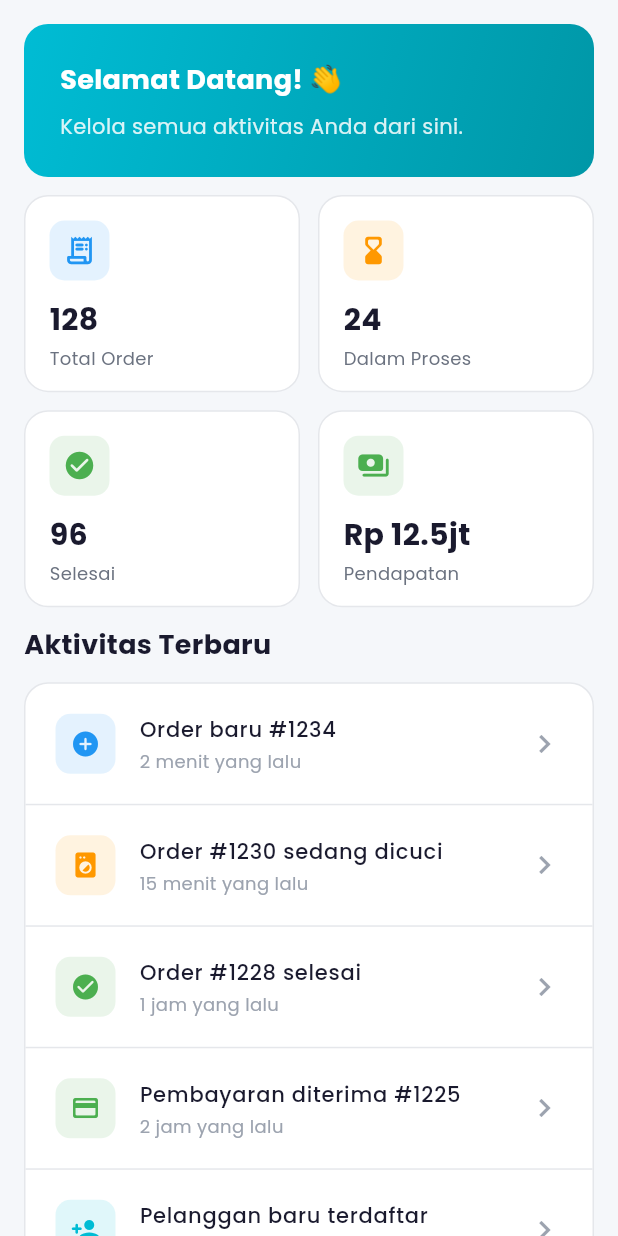
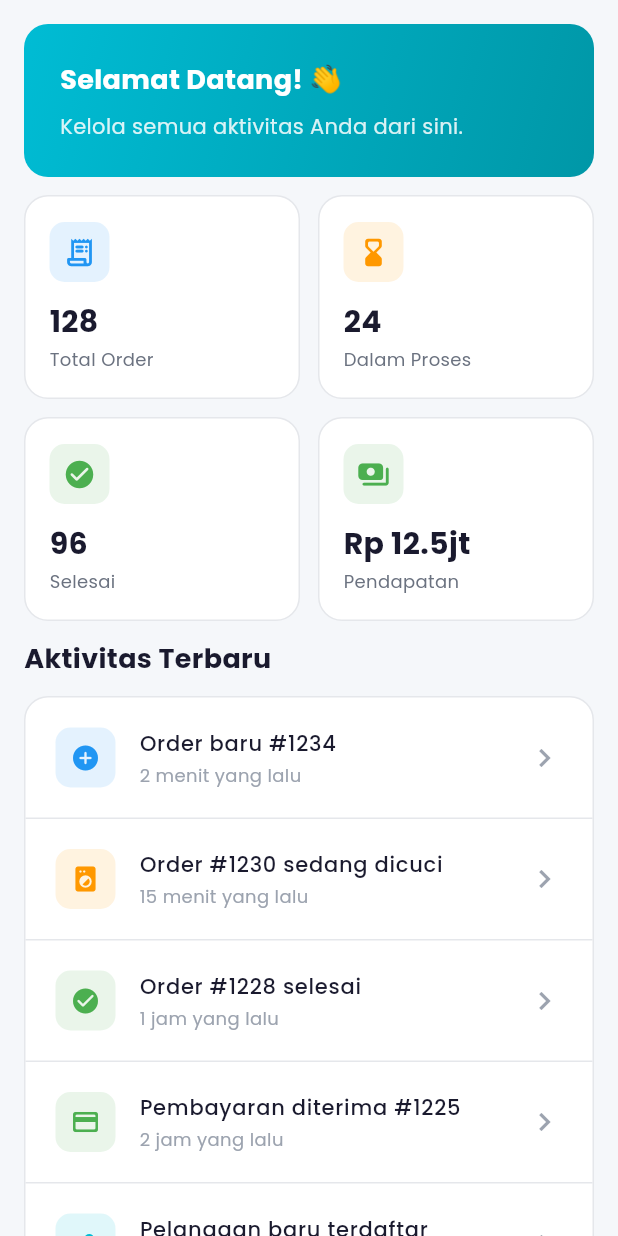
Before and after one commit to erpambudi/erpambudi.github.io, a Flutter app: the DashboardMobileLayout widget shown alone on an empty page, opened directly, on a phone screen of 412 x 824 dp. Run offline on Flutter 3.47's test engine with Material 3 defaults, Android fonts, the phone set to English and light mode, and no system bars; our stand-ins replace cached_network_image, dartz, dio, equatable, flutter_bloc, flutter_secure_storage and 5 more; missing offline and left inert: window_manager; accounts and stored records are empty.

Commit message:
feat: add DashboardMobileLayout with stat grid and activity list display

```diff
--- a/lib/features/dashboard/presentation/layouts/dashboard_mobile_layout.dart
+++ b/lib/features/dashboard/presentation/layouts/dashboard_mobile_layout.dart
@@ -55,7 +55,7 @@ class DashboardMobileLayout extends StatelessWidget {
               crossAxisCount: 2,
               crossAxisSpacing: context.spacing,
               mainAxisSpacing: context.spacing,
-              childAspectRatio: 1.4,
+              mainAxisExtent: 136, // Fixed height to prevent overflow
             ),
             itemCount: stats.length,
             itemBuilder: (context, index) {
```
